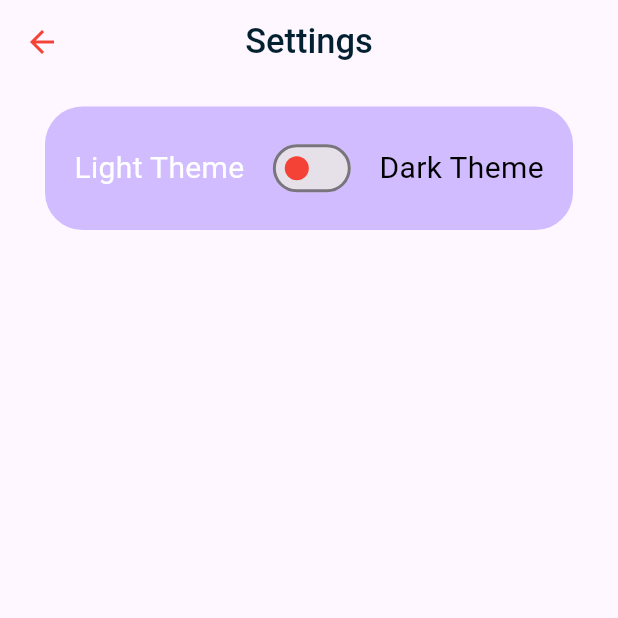
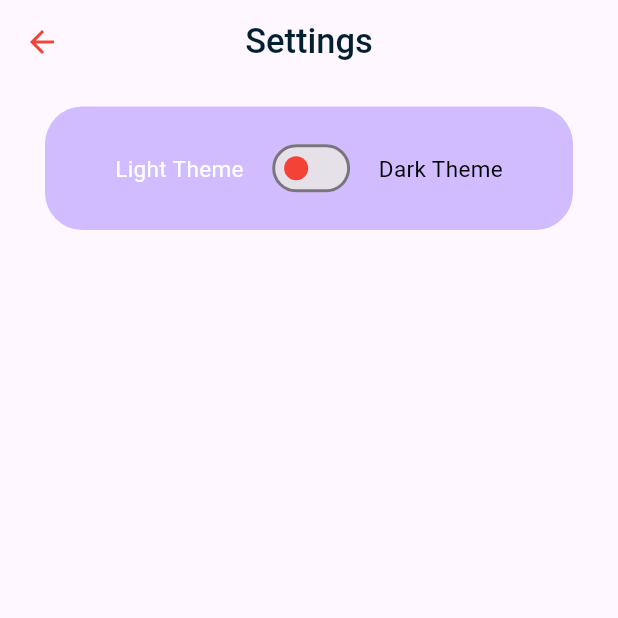
Before and after one commit to MJJP1364/Food_Delivery, a Flutter app: the screen it shows once a user with an empty profile is signed in, in the side drawer, after a tap on "S E T T I N G", on a phone screen of 412 x 824 dp, the top half of it. Run offline on Flutter 3.47's test engine with Material 2 defaults, Android fonts, the phone set to English and light mode, and no system bars; our stand-ins replace animated_text_kit, flutter_dotenv, get, get_storage, supabase_flutter; accounts and stored records are empty; Roboto replaces fonts that are missing (ComicNeue).

Commit message:
some change

```diff
--- a/lib/screens/home_page.dart
+++ b/lib/screens/home_page.dart
@@ -33,12 +33,6 @@ class HomePage extends StatelessWidget {
                   child: Column(
                     mainAxisAlignment: MainAxisAlignment.end,
                     children: [
-                      Divider(
-                        endIndent: 20,
-                        indent: 20,
-                        thickness: 2,
-                        color: Theme.of(context).colorScheme.secondary,
-                      ),
                       // my current location
                       MyCurrentLocation(),
 
--- a/lib/screens/setting_page.dart
+++ b/lib/screens/setting_page.dart
@@ -33,7 +33,7 @@ class SettingPage extends StatelessWidget {
                   mainAxisAlignment: MainAxisAlignment.center,
                   children: [
                     const Text('Light Theme',
-                        style: TextStyle(fontSize: 20, color: Colors.white)),
+                        style: TextStyle(fontSize: 15, color: Colors.white)),
                     const SizedBox(width: 15),
                     Obx(() {
                       return Switch(
@@ -48,7 +48,7 @@ class SettingPage extends StatelessWidget {
                     const SizedBox(width: 15),
                     const Text('Dark Theme',
                         style: TextStyle(
-                          fontSize: 20,
+                          fontSize: 15,
                           color: Colors.black,
                         )),
                   ],
--- a/lib/widgets/mySliverAppbar.dart
+++ b/lib/widgets/mySliverAppbar.dart
@@ -20,7 +20,7 @@ class MySliverAppbar extends StatelessWidget {
         IconButton(onPressed: () {}, icon: const Icon(Icons.shopping_cart))
       ],
       expandedHeight: 340,
-      collapsedHeight: 80,
+      collapsedHeight: 100,
       floating: false,
       pinned: false,
       title: title1,
```
